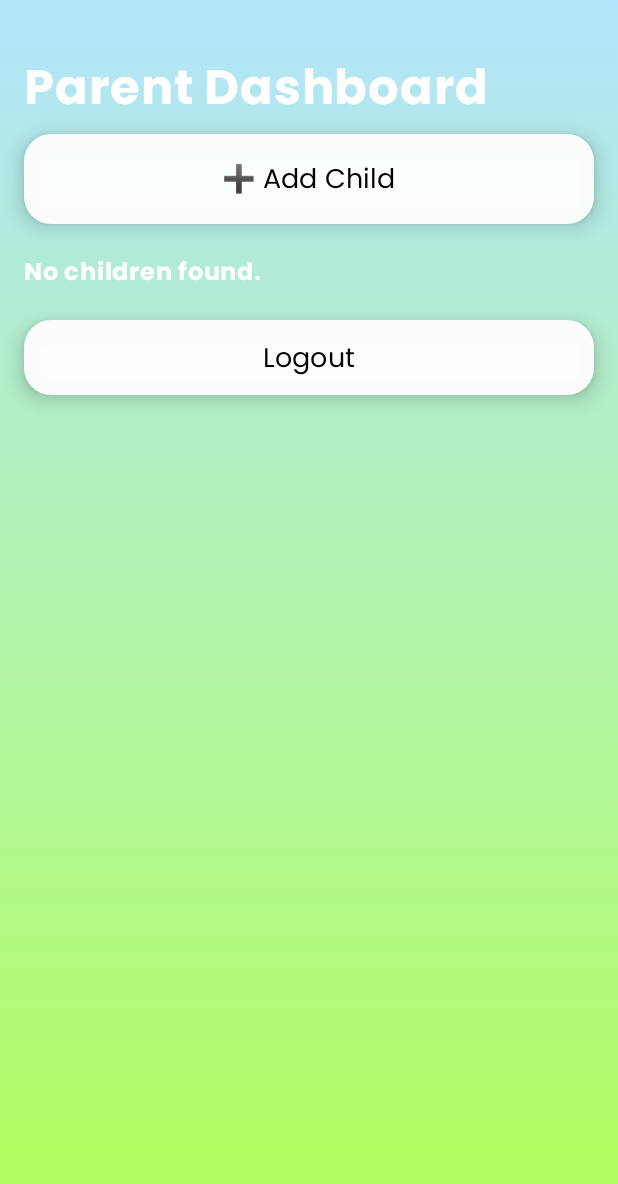
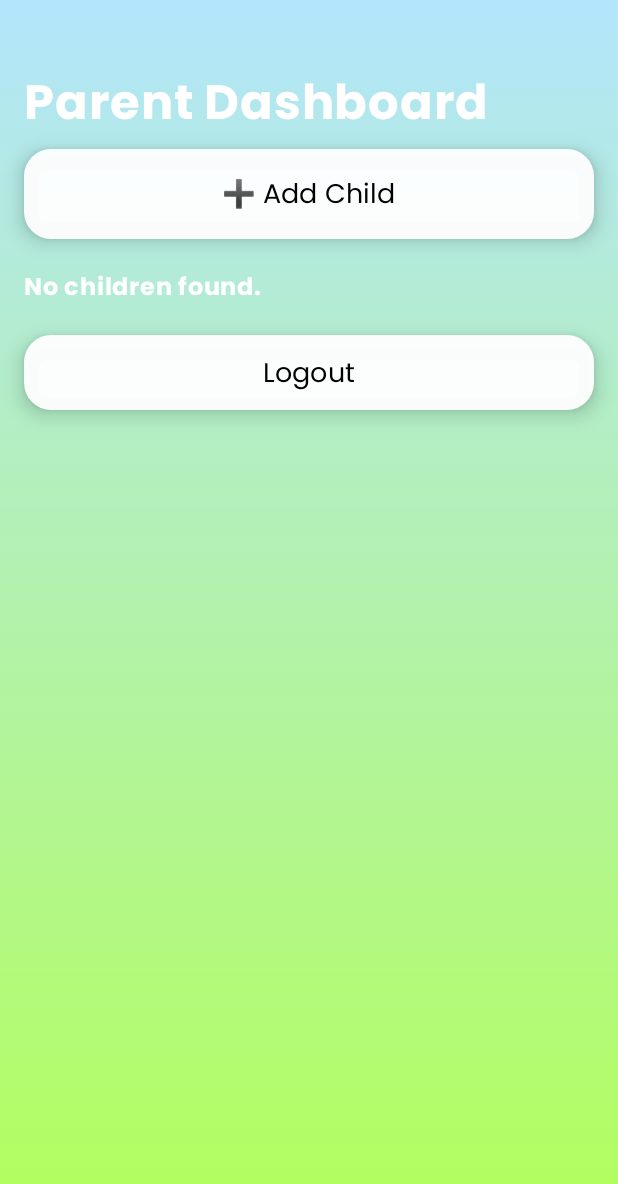
Before and after one commit to Nadu628/KodeGamePinkManEscape, an Android app built with Jetpack Compose: the composable ParentDashboardScreen called with empty values, on a phone screen of 412 x 824 dp. Shown: the top 1184 px of the screen. Run offline under Robolectric (Android 15) with nearby library versions, the phone set to English and light mode, and no system bars; our stand-ins replace Room's generated code.

Commit message:
minor tweaks added

```diff
--- a/app/src/main/java/com/individual_project3/kodegame/ui/authentication/parentAuthentication/ParentLoginScreen.kt
+++ b/app/src/main/java/com/individual_project3/kodegame/ui/authentication/parentAuthentication/ParentLoginScreen.kt
@@ -149,8 +149,10 @@ fun ParentLoginScreen(
                 CloudButtonTwo(LocalizedString(R.string.login)) {
                     viewModel.loginParent(email, password){id ->
                         if(id != null){
+                            audio.play(R.raw.sfx_button_click)
                             navController.navigate("parent_dashboard/$id")
                         }else{
+                            audio.play(R.raw.sfx_button_click)
                             Toast.makeText(context, context.getString(R.string.invalid_credentials), Toast.LENGTH_SHORT).show()
                         }
                     }
--- a/app/src/main/java/com/individual_project3/kodegame/ui/screens/ParentDashboardScreen.kt
+++ b/app/src/main/java/com/individual_project3/kodegame/ui/screens/ParentDashboardScreen.kt
@@ -83,7 +83,7 @@ fun ParentDashboardScreen(
                 .fillMaxSize()
                 .padding(16.dp)
         ) {
-            Spacer(modifier = Modifier.height(20.dp))
+            Spacer(modifier = Modifier.height(30.dp))
 
             Text(
                 LocalizedString(R.string.parent_dashboard), fontSize = 32.sp, fontFamily = bubbleFont, color = Color.White
```
